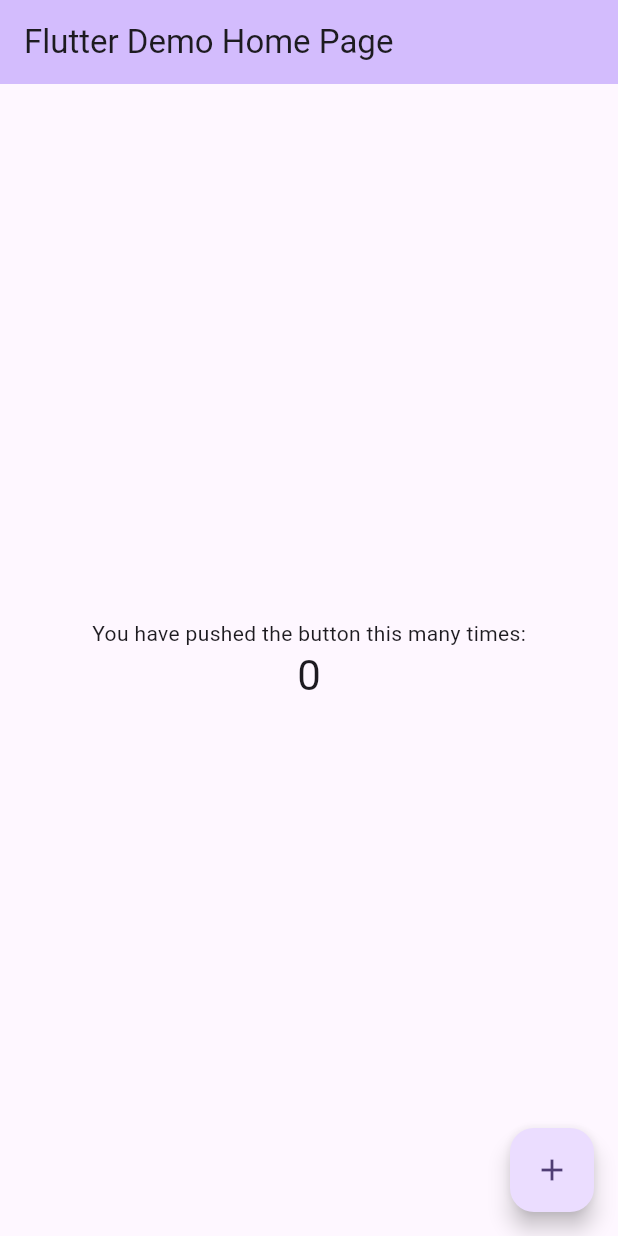
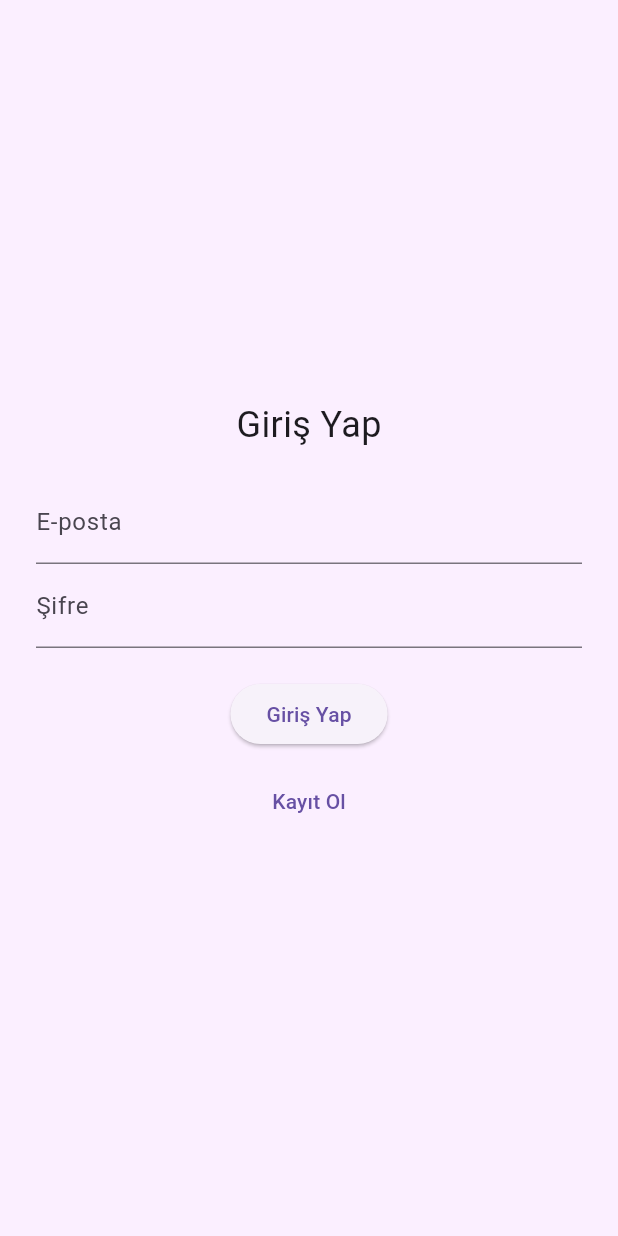
Before and after one commit to merveozr/my_app, a Flutter app: the screen it shows after launch, on a phone screen of 412 x 824 dp. Run offline on Flutter 3.47's test engine with Material 3 defaults, Android fonts, the phone set to English and light mode, and no system bars; our stand-ins replace cloud_firestore, firebase_auth, firebase_core; accounts and stored records are empty.

Commit message:
firebase ve login ekranı eklendi

```diff
--- a/lib/main.dart
+++ b/lib/main.dart
@@ -1,122 +1,33 @@
 import 'package:flutter/material.dart';
+import 'package:firebase_core/firebase_core.dart';
+import 'firebase_options.dart';
 
-void main() {
+import 'screens/login_screen.dart';
+import 'screens/register_screen.dart';
+import 'screens/home_screen.dart';
+
+
+void main() async {
+  WidgetsFlutterBinding.ensureInitialized();
+  await Firebase.initializeApp(
+    options: DefaultFirebaseOptions.currentPlatform,
+  );
   runApp(const MyApp());
 }
 
 class MyApp extends StatelessWidget {
   const MyApp({super.key});
 
-  // This widget is the root of your application.
   @override
   Widget build(BuildContext context) {
     return MaterialApp(
-      title: 'Flutter Demo',
-      theme: ThemeData(
-        // This is the theme of your application.
-        //
-        // TRY THIS: Try running your application with "flutter run". You'll see
-        // the application has a purple toolbar. Then, without quitting the app,
-        // try changing the seedColor in the colorScheme below to Colors.green
-        // and then invoke "hot reload" (save your changes or press the "hot
-        // reload" button in a Flutter-supported IDE, or press "r" if you used
-        // the command line to start the app).
-        //
-        // Notice that the counter didn't reset back to zero; the application
-        // state is not lost during the reload. To reset the state, use hot
-        // restart instead.
-        //
-        // This works for code too, not just values: Most code changes can be
-        // tested with just a hot reload.
-        colorScheme: ColorScheme.fromSeed(seedColor: Colors.deepPurple),
-      ),
-      home: const MyHomePage(title: 'Flutter Demo Home Page'),
+      debugShowCheckedModeBanner: false,
+      initialRoute: '/login',
+      routes: {
+        '/login': (context) => const LoginScreen(),
+        '/register': (context) => const RegisterScreen(),
+        '/home': (context) => const HomeScreen(), // Giriş sonrası buraya yönlendirme yapılacak
+      },
     );
   }
 }
-
-class MyHomePage extends StatefulWidget {
-  const MyHomePage({super.key, required this.title});
-
-  // This widget is the home page of your application. It is stateful, meaning
-  // that it has a State object (defined below) that contains fields that affect
-  // how it looks.
-
-  // This class is the configuration for the state. It holds the values (in this
-  // case the title) provided by the parent (in this case the App widget) and
-  // used by the build method of the State. Fields in a Widget subclass are
-  // always marked "final".
-
-  final String title;
-
-  @override
-  State<MyHomePage> createState() => _MyHomePageState();
-}
-
-class _MyHomePageState extends State<MyHomePage> {
-  int _counter = 0;
-
-  void _incrementCounter() {
-    setState(() {
-      // This call to setState tells the Flutter framework that something has
-      // changed in this State, which causes it to rerun the build method below
-      // so that the display can reflect the updated values. If we changed
-      // _counter without calling setState(), then the build method would not be
-      // called again, and so nothing would appear to happen.
-      _counter++;
-    });
-  }
-
-  @override
-  Widget build(BuildContext context) {
-    // This method is rerun every time setState is called, for instance as done
-    // by the _incrementCounter method above.
-    //
-    // The Flutter framework has been optimized to make rerunning build methods
-    // fast, so that you can just rebuild anything that needs updating rather
-    // than having to individually change instances of widgets.
-    return Scaffold(
-      appBar: AppBar(
-        // TRY THIS: Try changing the color here to a specific color (to
-        // Colors.amber, perhaps?) and trigger a hot reload to see the AppBar
-        // change color while the other colors stay the same.
-        backgroundColor: Theme.of(context).colorScheme.inversePrimary,
-        // Here we take the value from the MyHomePage object that was created by
-        // the App.build method, and use it to set our appbar title.
-        title: Text(widget.title),
-      ),
-      body: Center(
-        // Center is a layout widget. It takes a single child and positions it
-        // in the middle of the parent.
-        child: Column(
-          // Column is also a layout widget. It takes a list of children and
-          // arranges them vertically. By default, it sizes itself to fit its
-          // children horizontally, and tries to be as tall as its parent.
-          //
-          // Column has various properties to control how it sizes itself and
-          // how it positions its children. Here we use mainAxisAlignment to
-          // center the children vertically; the main axis here is the vertical
-          // axis because Columns are vertical (the cross axis would be
-          // horizontal).
-          //
-          // TRY THIS: Invoke "debug painting" (choose the "Toggle Debug Paint"
-          // action in the IDE, or press "p" in the console), to see the
-          // wireframe for each widget.
-          mainAxisAlignment: MainAxisAlignment.center,
-          children: <Widget>[
-            const Text('You have pushed the button this many times:'),
-            Text(
-              '$_counter',
-              style: Theme.of(context).textTheme.headlineMedium,
-            ),
-          ],
-        ),
-      ),
-      floatingActionButton: FloatingActionButton(
-        onPressed: _incrementCounter,
-        tooltip: 'Increment',
-        child: const Icon(Icons.add),
-      ), // This trailing comma makes auto-formatting nicer for build methods.
-    );
-  }
-}
--- /dev/null
+++ b/lib/screens/login_screen.dart
@@ -0,0 +1,92 @@
+import 'package:flutter/material.dart';
+import 'package:firebase_auth/firebase_auth.dart';
+
+class LoginScreen extends StatefulWidget {
+  const LoginScreen({super.key});
+
+  @override
+  State<LoginScreen> createState() => _LoginScreenState();
+}
+
+class _LoginScreenState extends State<LoginScreen> {
+  final _formKey = GlobalKey<FormState>();
+  String email = '';
+  String password = '';
+  bool isLoading = false;
+
+  Future<void> _loginUser() async {
+    if (!_formKey.currentState!.validate()) return;
+    _formKey.currentState!.save();
+
+    setState(() => isLoading = true);
+
+    try {
+      await FirebaseAuth.instance.signInWithEmailAndPassword(
+        email: email,
+        password: password,
+      );
+
+      // Giriş başarılı → home ekranına yönlendir
+      Navigator.pushReplacementNamed(context, '/home');
+    } on FirebaseAuthException catch (e) {
+      ScaffoldMessenger.of(context).showSnackBar(
+        SnackBar(content: Text("Giriş Hatası: ${e.message}")),
+      );
+    } finally {
+      setState(() => isLoading = false);
+    }
+  }
+
+  @override
+  Widget build(BuildContext context) {
+    return Scaffold(
+      backgroundColor: const Color(0xFFFBEFFF),
+      body: Center(
+        child: Padding(
+          padding: const EdgeInsets.all(24.0),
+          child: isLoading
+              ? const CircularProgressIndicator()
+              : Form(
+                  key: _formKey,
+                  child: Column(
+                    mainAxisSize: MainAxisSize.min,
+                    children: [
+                      const Text(
+                        'Giriş Yap',
+                        style: TextStyle(fontSize: 24),
+                      ),
+                      const SizedBox(height: 20),
+                      TextFormField(
+                        decoration: const InputDecoration(labelText: "E-posta"),
+                        keyboardType: TextInputType.emailAddress,
+                        onSaved: (val) => email = val ?? '',
+                        validator: (val) =>
+                            val!.isEmpty ? "E-posta gerekli" : null,
+                      ),
+                      TextFormField(
+                        decoration: const InputDecoration(labelText: "Şifre"),
+                        obscureText: true,
+                        onSaved: (val) => password = val ?? '',
+                        validator: (val) =>
+                            val!.length < 6 ? "Şifre en az 6 karakter olmalı" : null,
+                      ),
+                      const SizedBox(height: 20),
+                      ElevatedButton(
+                        onPressed: _loginUser,
+                        child: const Text("Giriş Yap"),
+                      ),
+                      const SizedBox(height: 10),
+                      TextButton(
+                        onPressed: () {
+                          Navigator.pushNamed(context, '/register');
+                        },
+                        child: const Text("Kayıt Ol"),
+                      ),
+                    ],
+                  ),
+                ),
+        ),
+      ),
+    );
+  }
+}
```
Also changed, not shown: lib/screens/home_screen.dart (added, +42 -0 lines), lib/screens/register_screen.dart (added, +164 -0 lines), pubspec.yaml (+7 -3 lines), lib/firebase_options.dart (added), 4 other files.
